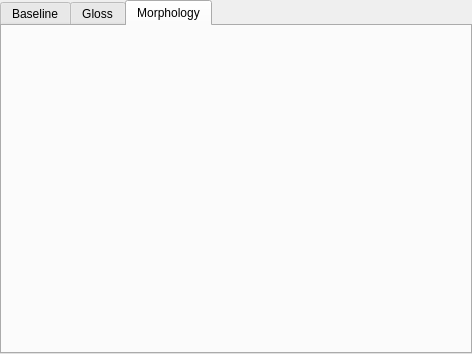
Above: textdisplaywidget.ui from adamb924/Gloss before the change. Below: the same form after it.
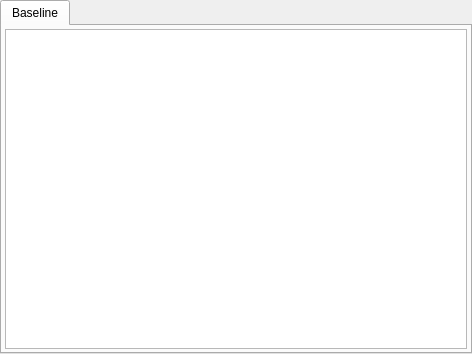
That is the form after the change. Custom widgets are drawn as their Qt base class.

```diff
--- a/textdisplaywidget.ui
+++ b/textdisplaywidget.ui
@@ -10,11 +10,17 @@
     <height>354</height>
    </rect>
   </property>
+  <property name="sizePolicy">
+   <sizepolicy hsizetype="Expanding" vsizetype="Expanding">
+    <horstretch>1</horstretch>
+    <verstretch>1</verstretch>
+   </sizepolicy>
+  </property>
   <property name="windowTitle">
    <string>TabWidget</string>
   </property>
   <property name="currentIndex">
-   <number>2</number>
+   <number>0</number>
   </property>
   <widget class="QWidget" name="baselineTab">
    <attribute name="title">
@@ -29,26 +35,6 @@
     </item>
    </layout>
   </widget>
-  <widget class="QWidget" name="glossTab">
-   <attribute name="title">
-    <string>Gloss</string>
-   </attribute>
-   <layout class="QVBoxLayout">
-    <property name="margin">
-     <number>3</number>
-    </property>
-   </layout>
-  </widget>
-  <widget class="QWidget" name="morphologyTab">
-   <attribute name="title">
-    <string>Morphology</string>
-   </attribute>
-   <layout class="QVBoxLayout" name="verticalLayout_3">
-    <property name="margin">
-     <number>3</number>
-    </property>
-   </layout>
-  </widget>
  </widget>
  <customwidgets>
   <customwidget>
```
Left out of the diff: 11 changed lines with no effect on the pictures.
